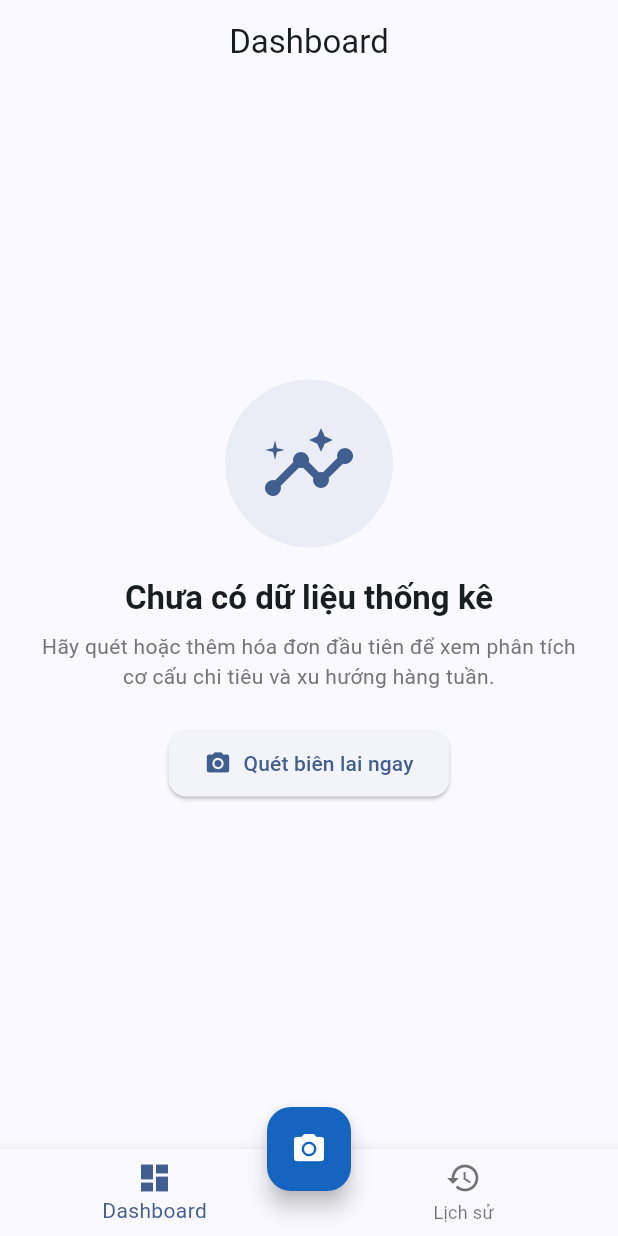
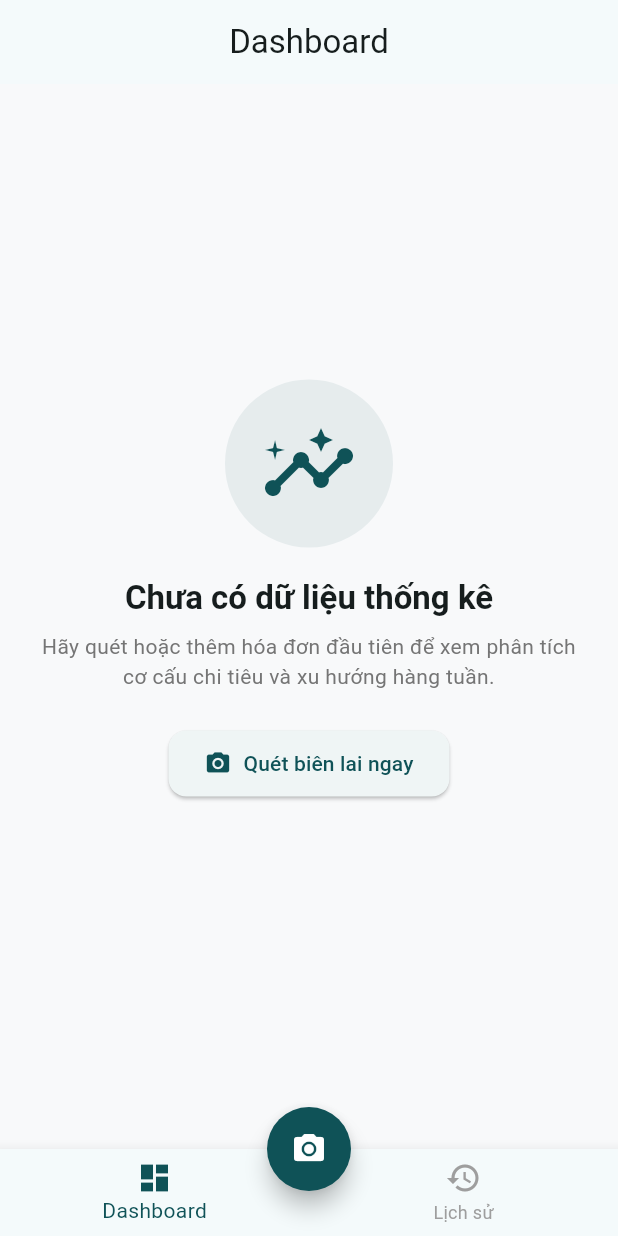
Before and after one commit to hvthang-17/ocr_expense_tracker, a Flutter app: the screen it shows after launch, on a phone screen of 412 x 824 dp. Run offline on Flutter 3.47's test engine with Material 3 defaults, Android fonts, the phone set to English and light mode, and no system bars; our stand-ins replace camera, flutter_riverpod, permission_handler, sqflite; missing offline and left inert: google_mlkit_text_recognition; accounts and stored records are empty.

Commit message:
feat(nav): add named routes, responsive utils, M3 theme & app shell

```diff
--- a/lib/app.dart
+++ b/lib/app.dart
@@ -1,15 +1,18 @@
 import 'package:flutter/material.dart';
 
+import 'core/routes/app_routes.dart';
 import 'core/theme/app_theme.dart';
+import 'core/utils/responsive.dart';
 import 'features/dashboard/presentation/dashboard_screen.dart';
 import 'features/history/presentation/history_screen.dart';
-import 'features/camera/presentation/camera_screen.dart';
+import 'features/ocr/models/parsed_receipt.dart';
 
 /*
-  Widget gốc của ứng dụng OCR Expense Tracker.
-  Cấu hình MaterialApp với theme sáng/tối (Material 3)
-  và điều hướng chính thông qua MainNavigation.
-*/
+ * Widget gốc của ứng dụng OCR Expense Tracker.
+ * Cấu hình MaterialApp với theme sáng/tối (Material 3),
+ * định tuyến tên (named routes via AppRoutes) và khung điều hướng chính.
+ *
+ */
 class ExpenseTrackerApp extends StatelessWidget {
   const ExpenseTrackerApp({super.key});
 
@@ -21,18 +24,21 @@ class ExpenseTrackerApp extends StatelessWidget {
       theme: AppTheme.lightTheme,
       darkTheme: AppTheme.darkTheme,
       themeMode: ThemeMode.system,
-      home: const MainNavigation(),
+      initialRoute: AppRoutes.home,
+      onGenerateRoute: AppRoutes.onGenerateRoute,
     );
   }
 }
 
 /*
-  Khung điều hướng chính với BottomNavigationBar.
-  Bao gồm:
-  - Tab Dashboard: biểu đồ chi tiêu
-  - Tab Lịch sử: danh sách giao dịch
-  - FAB Camera: mở màn hình quét biên lai
-*/
+ * Khung điều hướng chính của ứng dụng với BottomNavigationBar & FAB Quét biên lai.
+ * Bao gồm:
+ * - Tab 0: Dashboard (thống kê & biểu đồ)
+ * - FAB trung tâm: Mở Camera quét biên lai
+ * - Tab 1: Lịch sử (danh sách & tìm kiếm giao dịch)
+ * Đồng thời hỗ trợ Responsive UI trên màn hình Tablet & Landscape.
+ *
+ */
 class MainNavigation extends StatefulWidget {
   const MainNavigation({super.key});
 
@@ -54,20 +60,29 @@ class _MainNavigationState extends State<MainNavigation> {
     });
   }
 
-  void _openCamera() {
-    Navigator.of(context).push(
-      MaterialPageRoute<void>(
-        builder: (_) => const CameraScreen(),
-      ),
+  Future<void> _openCamera() async {
+    final result = await Navigator.of(context).pushNamed<ParsedReceipt>(
+      AppRoutes.camera,
     );
+
+    if (result != null && mounted) {
+      Navigator.of(context).pushNamed(
+        AppRoutes.review,
+        arguments: result,
+      );
+    }
   }
 
   @override
   Widget build(BuildContext context) {
     return Scaffold(
-      body: IndexedStack(
-        index: _currentIndex,
-        children: _screens,
+      body: SafeArea(
+        child: ResponsiveCenter(
+          child: IndexedStack(
+            index: _currentIndex,
+            children: _screens,
+          ),
+        ),
       ),
       floatingActionButton: FloatingActionButton(
         onPressed: _openCamera,
@@ -81,11 +96,13 @@ class _MainNavigationState extends State<MainNavigation> {
         type: BottomNavigationBarType.fixed,
         items: const [
           BottomNavigationBarItem(
-            icon: Icon(Icons.dashboard),
+            icon: Icon(Icons.dashboard_outlined),
+            activeIcon: Icon(Icons.dashboard),
             label: 'Dashboard',
           ),
           BottomNavigationBarItem(
-            icon: Icon(Icons.history),
+            icon: Icon(Icons.history_outlined),
+            activeIcon: Icon(Icons.history),
             label: 'Lịch sử',
           ),
         ],
--- /dev/null
+++ b/lib/core/routes/app_routes.dart
@@ -0,0 +1,81 @@
+import 'package:flutter/material.dart';
+import 'package:ocr_expense_tracker/app.dart';
+import 'package:ocr_expense_tracker/features/camera/presentation/camera_screen.dart';
+import 'package:ocr_expense_tracker/features/ocr/models/parsed_receipt.dart';
+import 'package:ocr_expense_tracker/features/review/presentation/review_screen.dart';
+import 'package:ocr_expense_tracker/features/transaction/models/expense.dart';
+import 'package:ocr_expense_tracker/features/transaction/presentation/transaction_detail_screen.dart';
+
+/*
+ * Quản lý điều hướng và tên route tập trung cho ứng dụng OCR Expense Tracker.
+ *
+ */
+class AppRoutes {
+  AppRoutes._();
+
+  static const String home = '/';
+  static const String camera = '/camera';
+  static const String review = '/review';
+  static const String transactionDetail = '/transaction-detail';
+
+  static Route<dynamic>? onGenerateRoute(RouteSettings settings) {
+    switch (settings.name) {
+      case home:
+        return MaterialPageRoute(
+          builder: (_) => const MainNavigation(),
+          settings: settings,
+        );
+      case camera:
+        return MaterialPageRoute<ParsedReceipt?>(
+          builder: (_) => const CameraScreen(),
+          settings: settings,
+        );
+      case review:
+        final receipt = settings.arguments as ParsedReceipt?;
+        if (receipt == null) {
+          return MaterialPageRoute(
+            builder: (_) => const Scaffold(
+              body: Center(child: Text('Lỗi: Không có dữ liệu biên lai')),
+            ),
+            settings: settings,
+          );
+        }
+        return MaterialPageRoute(
+          builder: (_) => ReviewScreen(parsedReceipt: receipt),
+          settings: settings,
+        );
+      case transactionDetail:
+        if (settings.arguments is Expense) {
+          final expense = settings.arguments as Expense;
+          return MaterialPageRoute(
+            builder: (_) => TransactionDetailScreen(
+              transactionId: expense.id ?? 0,
+              initialExpense: expense,
+            ),
+            settings: settings,
+          );
+        } else if (settings.arguments is int) {
+          final id = settings.arguments as int;
+          return MaterialPageRoute(
+            builder: (_) => TransactionDetailScreen(transactionId: id),
+            settings: settings,
+          );
+        }
+        return MaterialPageRoute(
+          builder: (_) => const Scaffold(
+            body: Center(child: Text('Lỗi: Không tìm thấy giao dịch')),
+          ),
+          settings: settings,
+        );
+      default:
+        return MaterialPageRoute(
+          builder: (_) => Scaffold(
+            body: Center(
+              child: Text('Không tìm thấy trang: ${settings.name}'),
+            ),
+          ),
+          settings: settings,
+        );
+    }
+  }
+}
--- a/lib/core/theme/app_theme.dart
+++ b/lib/core/theme/app_theme.dart
@@ -1,48 +1,80 @@
 import 'package:flutter/material.dart';
 
-// Cấu hình theme ứng dụng sử dụng Material 3 (hỗ trợ chế độ Sáng & Tối).
+/*
+ * Cấu hình theme ứng dụng sử dụng Material 3 (hỗ trợ chế độ Sáng & Tối).
+ * Đảm bảo màu sắc thương hiệu và danh mục hiển thị đồng nhất.
+ *
+ */
 class AppTheme {
   AppTheme._();
 
-  // Màu thương hiệu
-  static const Color primaryColor = Color(0xFF1565C0); // Xanh dương 800
+  // Màu thương hiệu chính (Deep Emerald Green) & Màu phụ
+  static const Color primaryColor = Color(0xFF0F5257); // Deep Emerald Green
   static const Color secondaryColor = Color(0xFF26A69A); // Xanh ngọc 400
+  static const Color accentColor = Color(0xFFFF9800); // Amber 500
 
-  // Màu danh mục — đồng nhất trong toàn bộ ứng dụng
+  // Màu danh mục — đồng nhất trong toàn bộ ứng dụng (biểu đồ, chip, icon)
   static const Color foodColor = Color(0xFFEF5350); // Đỏ 400
   static const Color studyColor = Color(0xFF42A5F5); // Xanh dương 400
   static const Color travelColor = Color(0xFFFFA726); // Cam 400
   static const Color gearColor = Color(0xFFAB47BC); // Tím 400
   static const Color entertainmentColor = Color(0xFF66BB6A); // Xanh lá 400
 
-  // Theme sáng
+  // Giao diện sáng.
   static final ThemeData lightTheme = ThemeData(
     useMaterial3: true,
     colorScheme: ColorScheme.fromSeed(
       seedColor: primaryColor,
+      primary: primaryColor,
+      secondary: secondaryColor,
       brightness: Brightness.light,
     ),
+    scaffoldBackgroundColor: const Color(0xFFF8F9FA),
     appBarTheme: const AppBarTheme(
       centerTitle: true,
       elevation: 0,
+      scrolledUnderElevation: 1,
     ),
     floatingActionButtonTheme: const FloatingActionButtonThemeData(
       backgroundColor: primaryColor,
       foregroundColor: Colors.white,
+      shape: StadiumBorder(),
+    ),
+    bottomNavigationBarTheme: const BottomNavigationBarThemeData(
+      selectedItemColor: primaryColor,
+      unselectedItemColor: Colors.grey,
+      type: BottomNavigationBarType.fixed,
+      elevation: 8,
+    ),
+    navigationBarTheme: NavigationBarThemeData(
+      indicatorColor: primaryColor.withAlpha(38),
+      labelBehavior: NavigationDestinationLabelBehavior.alwaysShow,
     ),
     inputDecorationTheme: InputDecorationTheme(
+      filled: true,
+      fillColor: Colors.white,
       border: OutlineInputBorder(
         borderRadius: BorderRadius.circular(12),
+        borderSide: const BorderSide(color: Color(0xFFE0E0E0)),
+      ),
+      enabledBorder: OutlineInputBorder(
+        borderRadius: BorderRadius.circular(12),
+        borderSide: const BorderSide(color: Color(0xFFE0E0E0)),
+      ),
+      focusedBorder: OutlineInputBorder(
+        borderRadius: BorderRadius.circular(12),
+        borderSide: const BorderSide(color: primaryColor, width: 2),
       ),
       contentPadding: const EdgeInsets.symmetric(
         horizontal: 16,
-        vertical: 12,
+        vertical: 14,
       ),
     ),
     cardTheme: CardThemeData(
       elevation: 1,
+      surfaceTintColor: Colors.white,
       shape: RoundedRectangleBorder(
-        borderRadius: BorderRadius.circular(12),
+        borderRadius: BorderRadius.circular(16),
       ),
       margin: const EdgeInsets.symmetric(horizontal: 16, vertical: 6),
     ),
@@ -51,9 +83,17 @@ class AppTheme {
         borderRadius: BorderRadius.circular(20),
       ),
     ),
+    elevatedButtonTheme: ElevatedButtonThemeData(
+      style: ElevatedButton.styleFrom(
+        shape: RoundedRectangleBorder(
+          borderRadius: BorderRadius.circular(12),
+        ),
+        padding: const EdgeInsets.symmetric(horizontal: 20, vertical: 12),
+      ),
+    ),
   );
 
-  // Theme tối
+  // Giao diện tối.
   static final ThemeData darkTheme = ThemeData(
     useMaterial3: true,
     colorScheme: ColorScheme.fromSeed(
@@ -63,24 +103,37 @@ class AppTheme {
     appBarTheme: const AppBarTheme(
       centerTitle: true,
       elevation: 0,
+      scrolledUnderElevation: 1,
     ),
     floatingActionButtonTheme: const FloatingActionButtonThemeData(
       backgroundColor: primaryColor,
       foregroundColor: Colors.white,
+      shape: StadiumBorder(),
+    ),
+    bottomNavigationBarTheme: const BottomNavigationBarThemeData(
+      selectedItemColor: Color(0xFF80CBC4),
+      unselectedItemColor: Colors.grey,
+      type: BottomNavigationBarType.fixed,
+      elevation: 8,
+    ),
+    navigationBarTheme: const NavigationBarThemeData(
+      indicatorColor: Colors.white12,
+      labelBehavior: NavigationDestinationLabelBehavior.alwaysShow,
     ),
     inputDecorationTheme: InputDecorationTheme(
+      filled: true,
       border: OutlineInputBorder(
         borderRadius: BorderRadius.circular(12),
       ),
       contentPadding: const EdgeInsets.symmetric(
         horizontal: 16,
-        vertical: 12,
+        vertical: 14,
       ),
     ),
     cardTheme: CardThemeData(
       elevation: 1,
       shape: RoundedRectangleBorder(
-        borderRadius: BorderRadius.circular(12),
+        borderRadius: BorderRadius.circular(16),
       ),
       margin: const EdgeInsets.symmetric(horizontal: 16, vertical: 6),
     ),
@@ -89,5 +142,13 @@ class AppTheme {
         borderRadius: BorderRadius.circular(20),
       ),
     ),
+    elevatedButtonTheme: ElevatedButtonThemeData(
+      style: ElevatedButton.styleFrom(
+        shape: RoundedRectangleBorder(
+          borderRadius: BorderRadius.circular(12),
+        ),
+        padding: const EdgeInsets.symmetric(horizontal: 20, vertical: 12),
+      ),
+    ),
   );
 }
--- /dev/null
+++ b/lib/core/utils/responsive.dart
@@ -0,0 +1,55 @@
+import 'package:flutter/material.dart';
+
+/*
+ * Tiện ích hỗ trợ responsive UI cho các kích thước màn hình Android (Phone & Tablet).
+ * Cung cấp breakpoints và widget giới hạn chiều rộng tối đa (ResponsiveCenter).
+ *
+ */
+class Responsive {
+  Responsive._();
+
+  static const double mobileMaxBreakpoint = 600;
+  static const double maxContentWidth = 800;
+
+  static bool isMobile(BuildContext context) =>
+      MediaQuery.of(context).size.width < mobileMaxBreakpoint;
+
+  static bool isTablet(BuildContext context) =>
+      MediaQuery.of(context).size.width >= mobileMaxBreakpoint;
+
+  static double screenWidth(BuildContext context) =>
+      MediaQuery.of(context).size.width;
+
+  static double screenHeight(BuildContext context) =>
+      MediaQuery.of(context).size.width;
+}
+
+/*
+ * Widget bọc nội dung màn hình để giới hạn chiều rộng tối đa (tối đa 800px)
+ * và căn giữa nội dung khi chạy trên màn hình máy tính bảng hoặc xoay ngang (landscape).
+ *
+ */
+class ResponsiveCenter extends StatelessWidget {
+  final Widget child;
+  final double maxWidth;
+  final EdgeInsetsGeometry? padding;
+
+  const ResponsiveCenter({
+    super.key,
+    required this.child,
+    this.maxWidth = Responsive.maxContentWidth,
+    this.padding,
+  });
+
+  @override
+  Widget build(BuildContext context) {
+    return Center(
+      child: ConstrainedBox(
+        constraints: BoxConstraints(maxWidth: maxWidth),
+        child: padding != null
+            ? Padding(padding: padding!, child: child)
+            : child,
+      ),
+    );
+  }
+}
--- a/lib/main.dart
+++ b/lib/main.dart
@@ -4,10 +4,11 @@ import 'package:flutter_riverpod/flutter_riverpod.dart';
 import 'app.dart';
 
 /*
-  Điểm khởi chạy ứng dụng OCR Expense Tracker.
-  Khởi tạo Flutter binding và bọc toàn bộ app trong ProviderScope
-  để hỗ trợ quản lý state bằng Riverpod.
-*/
+ * Điểm khởi chạy ứng dụng OCR Expense Tracker.
+ * Khởi tạo Flutter binding và bọc toàn bộ app trong ProviderScope
+ * để hỗ trợ quản lý state bằng Riverpod.
+ *
+ */
 void main() {
   WidgetsFlutterBinding.ensureInitialized();
   runApp(
```
